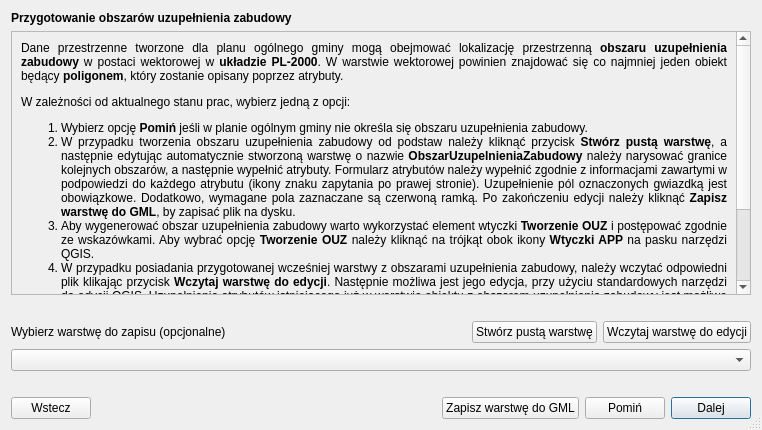
The window that modules/app/views/ui/wektor_instrukcja_dialog_OUZ.ui (CyfryzacjaAPP/wtyczka_qgis_app_2) describes before a commit, drawn with Qt 5.
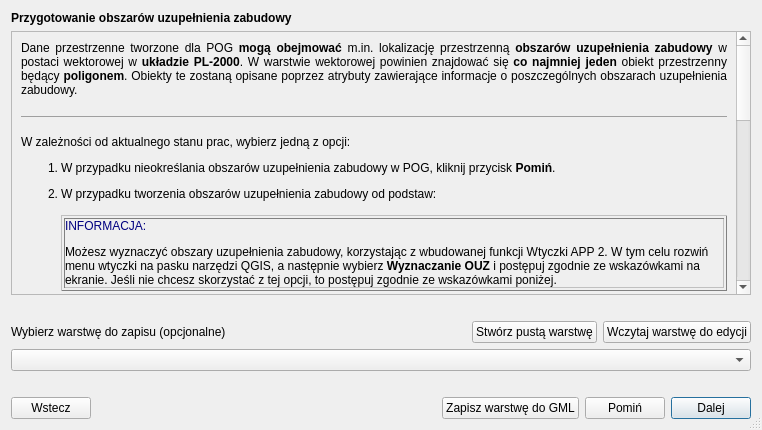
The same window after the commit. Custom widgets are drawn as their Qt base class.

Diff of the .ui file:
```diff
--- a/modules/app/views/ui/wektor_instrukcja_dialog_OUZ.ui
+++ b/modules/app/views/ui/wektor_instrukcja_dialog_OUZ.ui
@@ -47,9 +47,9 @@
         <property name="geometry">
          <rect>
           <x>0</x>
-          <y>0</y>
+          <y>-311</y>
           <width>723</width>
-          <height>327</height>
+          <height>556</height>
          </rect>
         </property>
         <layout class="QGridLayout" name="gridLayout">
@@ -61,23 +61,7 @@
             </font>
            </property>
            <property name="text">
-            <string>&lt;!DOCTYPE html&gt;
-&lt;html&gt;
-&lt;head&gt;
-  &lt;title&gt;New Page&lt;/title&gt;
-&lt;/head&gt;
-&lt;body&gt;
-  &lt;p&gt;Dane przestrzenne tworzone dla planu ogólnego gminy mogą obejmować lokalizację przestrzenną &lt;b&gt;obszaru uzupełnienia zabudowy&lt;/b&gt; w postaci wektorowej w &lt;b&gt;układzie PL-2000&lt;/b&gt;. W warstwie wektorowej powinien znajdować się co najmniej jeden obiekt będący &lt;b&gt;poligonem&lt;/b&gt;, który zostanie opisany poprzez atrybuty.&lt;/p&gt;
-  &lt;p&gt;W zależności od aktualnego stanu prac, wybierz jedną z opcji:&lt;/p&gt;
-  &lt;ol&gt;
-    &lt;li&gt;Wybierz opcję &lt;b&gt;Pomiń&lt;/b&gt; jeśli w planie ogólnym gminy nie określa się obszaru uzupełnienia zabudowy.&lt;/li&gt;
-    &lt;li&gt;W przypadku tworzenia obszaru uzupełnienia zabudowy od podstaw należy kliknąć przycisk &lt;b&gt;Stwórz pustą warstwę&lt;/b&gt;, a następnie edytując automatycznie stworzoną warstwę o nazwie &lt;b&gt;ObszarUzupelnieniaZabudowy&lt;/b&gt; należy narysować granice kolejnych obszarów, a następnie wypełnić atrybuty. Formularz atrybutów należy wypełnić zgodnie z informacjami zawartymi w podpowiedzi do każdego atrybutu (ikony znaku zapytania po prawej stronie). Uzupełnienie pól oznaczonych gwiazdką jest obowiązkowe. Dodatkowo, wymagane pola zaznaczane są czerwoną ramką. Po zakończeniu edycji należy kliknąć &lt;b&gt;Zapisz warstwę do GML&lt;/b&gt;, by zapisać plik na dysku.&lt;/li&gt;
-    &lt;li&gt;Aby wygenerować obszar uzupełnienia zabudowy warto wykorzystać element wtyczki &lt;b&gt;Tworzenie OUZ&lt;/b&gt; i postępować zgodnie ze wskazówkami. Aby wybrać opcję &lt;b&gt;Tworzenie OUZ&lt;/b&gt; należy kliknąć na trójkąt obok ikony &lt;b&gt;Wtyczki APP&lt;/b&gt; na pasku narzędzi QGIS.&lt;/li&gt;
-    &lt;li&gt;W przypadku posiadania przygotowanej wcześniej warstwy z obszarami uzupełnienia zabudowy, należy wczytać odpowiedni plik klikając przycisk &lt;b&gt;Wczytaj warstwę do edycji&lt;/b&gt;. Następnie możliwa jest jego edycja, przy użyciu standardowych narzędzi do edycji QGIS. Uzupełnienie atrybutów istniejącego już w warstwie obiektu z obszarem uzupełnienia zabudowy jest możliwe po kliknięciu na obiekt przy użyciu standardowego narzędzia QGIS &lt;b&gt;Informacje o obiekcie&lt;/b&gt;. Po zakończeniu edycji należy kliknąć &lt;b&gt;Zapisz warstwę do GML&lt;/b&gt;, by zapisać plik na dysku.&lt;/li&gt;
-  &lt;/ol&gt;
-  &lt;p&gt;Wczytanie obszaru uzupełnienia zabudowy w kroku 3, pozwala na automatyczne sprawdzenie poprawności geometrii, w tym w zakresie wykraczania poza obszar POG. Zapisanie poprawnego pliku w formacie GML przy użyciu przycisku &lt;b&gt;Zapisz warstwę do GML&lt;/b&gt;, umożliwia również ponowne wczytanie zapisanej warstwy do wtyczki w celu dalszej pracy. Istnieje możliwość pominięcia kroku 3. W tym celu należy wybrać opcję &lt;b&gt;Pomiń&lt;/b&gt;.&lt;/p&gt;
-&lt;/body&gt;
-&lt;/html&gt;</string>
+            <string>&lt;p&gt;Dane przestrzenne tworzone dla POG &lt;b&gt;mogą obejmować&lt;/b&gt; m.in. lokalizację przestrzenną &lt;b&gt;obszar&amp;oacute;w uzupełnienia zabudowy&lt;/b&gt; w postaci wektorowej w &lt;b&gt;układzie PL-2000&lt;/b&gt;. W warstwie wektorowej powinien znajdować się &lt;b&gt;co najmniej jeden &lt;/b&gt;obiekt przestrzenny będący &lt;b&gt;poligonem&lt;/b&gt;. Obiekty te zostaną opisane poprzez atrybuty zawierające informacje o poszczeg&amp;oacute;lnych obszarach uzupełnienia zabudowy.&lt;/p&gt;&lt;hr /&gt;&lt;p&gt;W zależności od aktualnego stanu prac, wybierz jedną z opcji:&lt;/p&gt;&lt;ol&gt;&lt;li&gt;&lt;p&gt;W przypadku nieokreślania obszar&amp;oacute;w uzupełnienia zabudowy w POG, kliknij przycisk &lt;b&gt;Pomiń&lt;/b&gt;.&lt;/p&gt;&lt;/li&gt;&lt;li&gt;&lt;p&gt;W przypadku tworzenia obszar&amp;oacute;w uzupełnienia zabudowy od podstaw:&lt;br&gt;&lt;/p&gt;&lt;table style=&quot;border-collapse: collapse; width: 100%;&quot; border=&quot;1&quot;&gt;&lt;tbody&gt;&lt;tr&gt;&lt;td style=&quot;width: 100%;&quot;&gt;&lt;p&gt;&lt;span style=&quot;color: #000080;&quot;&gt;INFORMACJA:&lt;/span&gt;&lt;/p&gt;&lt;p&gt;Możesz wyznaczyć obszary uzupełnienia zabudowy, korzystając z wbudowanej funkcji Wtyczki APP 2. W tym celu rozwiń menu wtyczki na pasku narzędzi QGIS, a następnie wybierz &lt;b&gt;Wyznaczanie OUZ&lt;/b&gt; i postępuj zgodnie ze wskaz&amp;oacute;wkami na ekranie. Jeśli nie chcesz skorzystać z tej opcji, to postępuj zgodnie ze wskaz&amp;oacute;wkami poniżej.&lt;/p&gt;&lt;/td&gt;&lt;/tr&gt;&lt;/tbody&gt;&lt;/table&gt;&lt;br /&gt;&lt;ol style=&quot;list-style-type: lower-alpha;&quot;&gt;&lt;li&gt;kliknij przycisk &lt;b&gt;Stw&amp;oacute;rz pustą warstwę&lt;/b&gt; &amp;ndash; automatycznie utworzy się warstwa o nazwie &lt;b&gt;ObszarUzupelnieniaZabudowy&lt;/b&gt;,&lt;br&gt;&lt;/li&gt;&lt;li&gt;narysuj geometrię obiekt&amp;oacute;w przestrzennych lub wklej obiekty przestrzenne z obszarami poprzez edycję warstwy o nazwie &lt;b&gt;ObszarUzupelnieniaZabudowy&lt;/b&gt;,&lt;br&gt;&lt;/li&gt;&lt;li&gt;wypełnij atrybuty obiekt&amp;oacute;w przestrzennych poprzez edycję warstwy o nazwie &lt;b&gt;ObszarUzupelnieniaZabudowy&lt;/b&gt;,&lt;br&gt;&lt;table style=&quot;border-collapse: collapse; width: 100%;&quot; border=&quot;1&quot;&gt;&lt;tbody&gt;&lt;tr&gt;&lt;td style=&quot;width: 100%;&quot;&gt;&lt;p&gt;&lt;span style=&quot;color: #ff0000;&quot;&gt;UWAGA:&lt;/span&gt;&lt;/p&gt;&lt;p&gt;Wypełnij formularz atrybut&amp;oacute;w zgodnie z informacjami zawartymi w podpowiedzi do każdego atrybutu (ikona znaku zapytania po prawej stronie). Uzupełnienie p&amp;oacute;l oznaczonych gwiazdką jest obowiązkowe. Dodatkowo pola wymagane do wypełnienia zaznaczane są czerwoną ramką.&lt;/p&gt;&lt;/td&gt;&lt;/tr&gt;&lt;/tbody&gt;&lt;/table&gt;&lt;br&gt;&lt;/li&gt;&lt;li&gt;po zakończeniu edycji wybierz edytowaną warstwę z listy poniżej (pole &lt;b&gt;Wybierz warstwę do zapisu&lt;/b&gt;), a następnie kliknij&amp;nbsp;przycisk &lt;b&gt;Zapisz warstwę do GML&lt;/b&gt;, żeby zapisać plik na dysku.&lt;/li&gt;&lt;/ol&gt;&lt;/li&gt;&lt;li&gt;&lt;p&gt;W przypadku posiadania przygotowanej wcześniej warstwy z obszarami uzupełnienia zabudowy w odpowiednim formacie i strukturze:&lt;/p&gt;&lt;ol style=&quot;list-style-type: lower-alpha;&quot;&gt;&lt;li&gt;wczytaj plik w formacie GML, klikając przycisk &lt;b&gt;Wczytaj warstwę do edycji&lt;/b&gt;,&lt;br&gt;&lt;/li&gt;&lt;li&gt;w razie potrzeby &lt;b&gt;zmień &lt;/b&gt;geometrię obiekt&amp;oacute;w przestrzennych &amp;ndash; przy użyciu standardowych narzędzi do edycji QGIS,&lt;br&gt;&lt;/li&gt;&lt;li&gt;w razie potrzeby uzupełnij atrybuty obiekt&amp;oacute;w przestrzennych &amp;ndash; kliknij na obiekt przestrzenny z obszarem przy użyciu&amp;nbsp;standardowego narzędzia QGIS &lt;b&gt;Informacje o obiekcie&lt;/b&gt;,&lt;br&gt;&lt;/li&gt;&lt;li&gt;po zakończeniu edycji wybierz edytowaną warstwę z listy poniżej (pole &lt;b&gt;Wybierz warstwę do zapisu&lt;/b&gt;), a następnie kliknij przycisk &lt;b&gt;Zapisz warstwę do GML&lt;/b&gt;, żeby zapisać plik na dysku.&lt;br&gt;&lt;/li&gt;&lt;/ol&gt;&lt;/li&gt;&lt;/ol&gt;&lt;table style=&quot;border-collapse: collapse; width: 100%;&quot; border=&quot;1&quot;&gt;&lt;tbody&gt;&lt;tr&gt;&lt;td style=&quot;width: 100%;&quot;&gt;&lt;p&gt;&lt;span style=&quot;color: #000080;&quot;&gt;INFORMACJA:&lt;/span&gt;&lt;/p&gt;&lt;p&gt;Przejście kroku 3 z 7 pozwala (w dalszych krokach opracowywania danych APP) na automatyczne sprawdzenie poprawności geometrii obszar&amp;oacute;w uzupełnienia zabudowy, w tym w zakresie wykraczania poza obszar objęty POG. Zapisanie poprawnego pliku w formacie GML przy użyciu przycisku &lt;b&gt;Zapisz warstwę do GML&lt;/b&gt;, umożliwia r&amp;oacute;wnież ponowne wczytanie zapisanej warstwy do wtyczki w celu dalszej pracy.&lt;/p&gt;&lt;p&gt;Możesz pominąć krok 3. W tym celu kliknij przycisk &lt;b&gt;Pomiń&lt;/b&gt;.&lt;/p&gt;&lt;/td&gt;&lt;/tr&gt;&lt;/tbody&gt;&lt;/table&gt;</string>
            </property>
            <property name="alignment">
             <set>Qt::AlignJustify|Qt::AlignVCenter</set>
```
